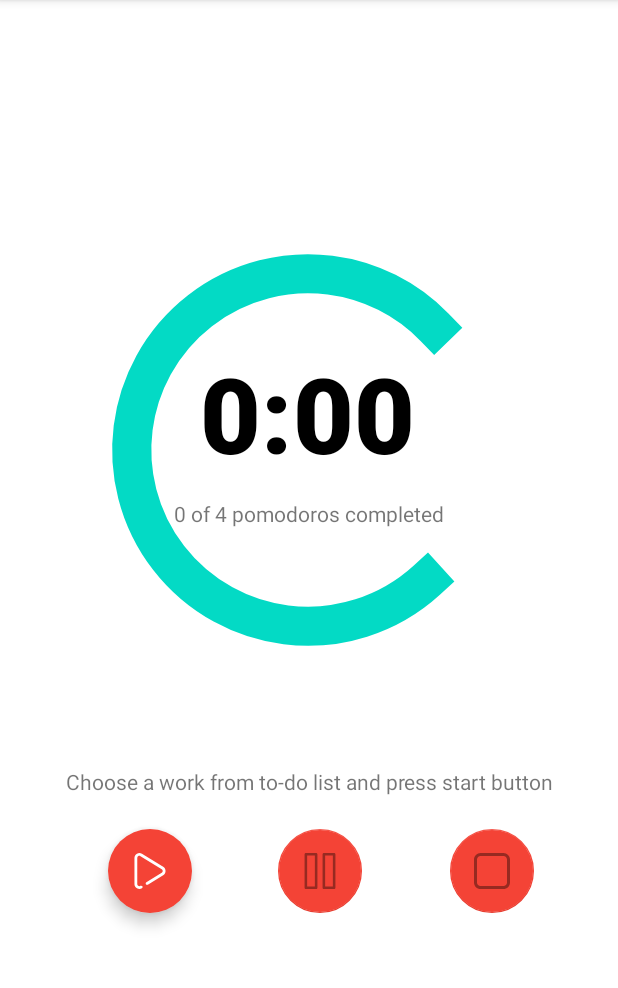
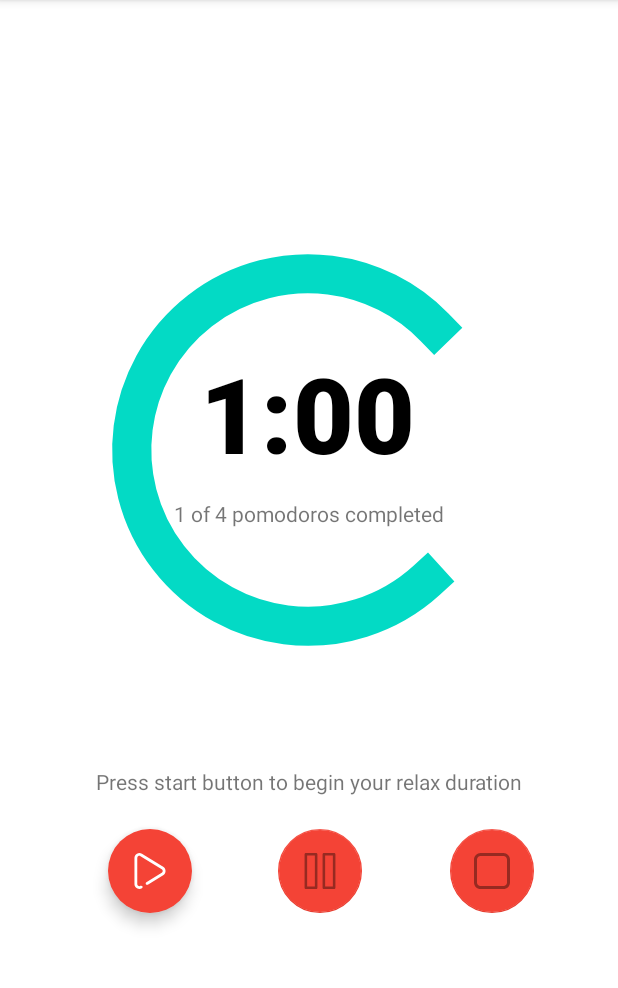
Before and after one commit to annhienktuit/PomodoroTimer, an Android app: the screen it shows after launch (MainActivity), on a phone screen of 412 x 824 dp, the part 84-1072 px from its top. Run offline under Robolectric (Android 15) with nearby library versions, the phone set to English and light mode, and no system bars; libraries missing offline, so code that uses them is left out: com.ramotion.fluidslider; plain views replace FluidSlider, MaterialProgressBar; 8 statements that could not run were skipped.

Commit message:
add 2 states
Bug: + click on notifiction when finished make the UI reset

```diff
--- a/app/src/main/java/com/annhienktuit/pomodorotimer/MainActivity.kt
+++ b/app/src/main/java/com/annhienktuit/pomodorotimer/MainActivity.kt
@@ -48,6 +48,9 @@ class MainActivity : AppCompatActivity() {
     enum class TimerState {
         Stopped, Paused, Running
     }
+    enum class PomodoroState{
+        Study, Relax
+    }
     //khai bao bien
     private lateinit var timer: CountDownTimer
     private var timerLengthSeconds: Long = 0
@@ -56,7 +59,7 @@ class MainActivity : AppCompatActivity() {
     private var countCycle: Int = 0
     private var countFlag: Int = -2
     var lengthInMinutes = PrefUtil.getTimerLength(this)
-
+    private var pomodoroState = PomodoroState.Relax
     override fun onCreate(savedInstanceState: Bundle?) {
         super.onCreate(savedInstanceState)
         setContentView(R.layout.activity_main)
@@ -73,6 +76,8 @@ class MainActivity : AppCompatActivity() {
         countFlag++
 
         fab_start.setOnClickListener { v ->
+            Log.i("countcycle", countCycle.toString())
+            if(countCycle == 0) pomodoroState = PomodoroState.Study
             startTimer()
             timerState = TimerState.Running
             updateButtons()
@@ -85,17 +90,18 @@ class MainActivity : AppCompatActivity() {
         }
         fab_stop.setOnClickListener { v->
             timer.cancel()
-            onTimerFinished()
-            textViewDescription.text = "Choose a work from to-do list and press start button"
+            onStopPressed()
+            textViewDescription.text = "Choose a work from your to-do list and press start button"
         }
         textViewCount.text = "$countCycle of 4 pomodoros completed"
         textViewDescription.text = "Choose a work from to-do list and press start button"
+
         //fluidslider
         val max = 60
         val min = 1
         val total = max - min
         fluidslider.positionListener = { pos -> fluidslider.bubbleText = "${min + (total  * pos).toInt()}"
-            Log.i("fluid", fluidslider.bubbleText)
+
             //settings
             var timeinSecond = fluidslider.bubbleText!!.toInt()
             lengthInMinutes = fluidslider.bubbleText!!.toInt()
@@ -103,6 +109,7 @@ class MainActivity : AppCompatActivity() {
             timerLengthSeconds = timeinSecond*60L
             secondsRemaining = timerLengthSeconds
             progress_countdown.max = timerLengthSeconds.toInt()
+            Log.i("fluid", timeinSecond.toString() + " " + lengthInMinutes.toString())
         }
         fluidslider.position = 0.3f
         fluidslider.startText ="$min"
@@ -114,14 +121,19 @@ class MainActivity : AppCompatActivity() {
         initTimer()
         countFlag++
         //background
-        Log.i("secondremaing",secondsRemaining.toString())
-        Log.i("lenghthinMinutes", (lengthInMinutes*60).toString())
         if(secondsRemaining == lengthInMinutes*60.toLong() && countFlag > 0) {
             timerState = TimerState.Stopped
-            if(countCycle < 4) countCycle++
-            else countCycle = 0
+            if(pomodoroState == PomodoroState.Study) {
+                 setFinishedPomodoro()
+//                pomodoroState = PomodoroState.Relax
+//                if (countCycle < 4) countCycle++
+//                else countCycle = 0
+            }
+            else if(pomodoroState == PomodoroState.Relax){
+                setFinishedPomodoro()
+            }
             updateCountdownUI()
-            textViewDescription.text = "Take a break"
+//            textViewDescription.text = "Take a break"
         }
         removeAlarm(this)
         NotificationUtil.hideTimerNotification(this)
@@ -148,15 +160,12 @@ class MainActivity : AppCompatActivity() {
         PrefUtil.setTimerState(timerState, this)
     }
 
-    fun getCycle(): Int{
-        return countCycle
-    }
-
     private fun initTimer(){
         Log.i("Function: ", "initTimer")
         timerState = PrefUtil.getTimerState(this)
         if(timerState == TimerState.Stopped){
-            setNewTimerLength()
+//            setNewTimerLength()
+            setFinishedPomodoro()
         }
         else {
             setPreviousTimerLength()
@@ -166,7 +175,6 @@ class MainActivity : AppCompatActivity() {
         }
         else
             timerLengthSeconds
-        //
         val alarmSetTime = PrefUtil.getAlarmSetTime(this)
         if(alarmSetTime > 0) {
             secondsRemaining -= nowSeconds - alarmSetTime
@@ -183,7 +191,8 @@ class MainActivity : AppCompatActivity() {
 
      private fun onTimerFinished(){
         timerState = TimerState.Stopped
-        setNewTimerLength()
+//        setNewTimerLength()
+         setFinishedPomodoro()
         //running
         if(textView_countdown.text == "0:00"){
             setFinishedPomodoro()
@@ -196,10 +205,29 @@ class MainActivity : AppCompatActivity() {
 
     }
 
+    private fun onStopPressed(){
+        timerState = TimerState.Stopped
+         setNewTimerLength()
+        //running
+        if(textView_countdown.text == "0:00"){
+            setFinishedPomodoro()
+        }
+        progress_countdown.progress = 0
+        PrefUtil.setSecondsRemaining(timerLengthSeconds, this)
+        secondsRemaining = timerLengthSeconds
+        updateButtons()
+        updateCountdownUI()
+    }
+
     private fun startTimer(){
-        Log.i("Function: ", "startTimer")
+        Log.i("Function: ", "startTimer: " + pomodoroState.toString())
         timerState = TimerState.Running
-        textViewDescription.text = "Focus on your work until the timer rings"
+        if(pomodoroState == PomodoroState.Study) {
+            textViewDescription.text = "Focus on your work until the timer rings"
+        }
+        else if(pomodoroState == PomodoroState.Relax){
+            textViewDescription.text = "Take a break until the timer ends"
+        }
         timer = object: CountDownTimer(secondsRemaining * 1000, 1000) {
             override fun onFinish() = onTimerFinished()
             override fun onTick(millisUltilFinished: Long){
@@ -210,11 +238,39 @@ class MainActivity : AppCompatActivity() {
     }
 
     private fun setFinishedPomodoro(){
-        val eventually: MediaPlayer = MediaPlayer.create(this, R.raw.eventually)
-        eventually.start()
-        if(countCycle < 4) countCycle++
-        else countCycle = 0
-        textViewDescription.text = "Take a break"
+        if(pomodoroState == PomodoroState.Study) {
+            var timeinSecond = 100
+            val eventually: MediaPlayer = MediaPlayer.create(this, R.raw.eventually)
+            eventually.start()
+            if(countCycle < 4) countCycle++
+            else countCycle = 0
+            textViewDescription.text = "Press start button to begin your relax duration"
+            pomodoroState = PomodoroState.Relax
+            if(countCycle == 4){
+                timeinSecond = 2
+                lengthInMinutes = 2
+            }
+            else {
+                timeinSecond = 1
+                lengthInMinutes = 1
+            }
+            textView_countdown.text = "0$timeinSecond:00"
+            timerLengthSeconds = timeinSecond * 60L
+            secondsRemaining = timerLengthSeconds
+            progress_countdown.max = timerLengthSeconds.toInt()
+        }
+        else if(pomodoroState == PomodoroState.Relax){
+            val eventually: MediaPlayer = MediaPlayer.create(this, R.raw.eventually)
+            eventually.start()
+            textViewDescription.text = "Choose a work from your to-do list and press start button"
+            pomodoroState = PomodoroState.Study
+            var timeinSecond = fluidslider.bubbleText!!.toInt()
+            lengthInMinutes = fluidslider.bubbleText!!.toInt()
+            textView_countdown.text = "$timeinSecond:00"
+            timerLengthSeconds = timeinSecond*60L
+            secondsRemaining = timerLengthSeconds
+            progress_countdown.max = timerLengthSeconds.toInt()
+        }
     }
 
     private fun setNewTimerLength(){
--- a/app/src/main/res/layout/activity_main.xml
+++ b/app/src/main/res/layout/activity_main.xml
@@ -4,6 +4,7 @@
     xmlns:tools="http://schemas.android.com/tools"
     android:layout_width="match_parent"
     android:layout_height="match_parent"
+    android:background="#FFFFFF"
     android:elevation="0dp"
     tools:context=".MainActivity">
 
@@ -38,7 +39,7 @@
         app:layout_constraintTop_toTopOf="@+id/appBarLayout"
         app:layout_constraintVertical_bias="0.39"
         app:mpb_determinateCircularProgressStyle="dynamic"
-        app:mpb_progressTint="#8bc34a">
+        app:mpb_progressTint="#80cbc4">
 
     </me.zhanghai.android.materialprogressbar.MaterialProgressBar>
 
--- a/app/src/main/res/values-night/themes.xml
+++ b/app/src/main/res/values-night/themes.xml
@@ -4,11 +4,11 @@
         <!-- Primary brand color. -->
         <item name="colorPrimary">@color/purple_200</item>
         <item name="colorPrimaryVariant">@color/purple_700</item>
-        <item name="colorOnPrimary">@color/black</item>
+        <item name="colorOnPrimary">@color/white</item>
         <!-- Secondary brand color. -->
         <item name="colorSecondary">@color/teal_200</item>
         <item name="colorSecondaryVariant">@color/teal_200</item>
-        <item name="colorOnSecondary">@color/black</item>
+        <item name="colorOnSecondary">@color/white</item>
         <!-- Status bar color. -->
         <item name="android:statusBarColor" tools:targetApi="l">?attr/colorPrimaryVariant</item>
         <!-- Customize your theme here. -->
```
